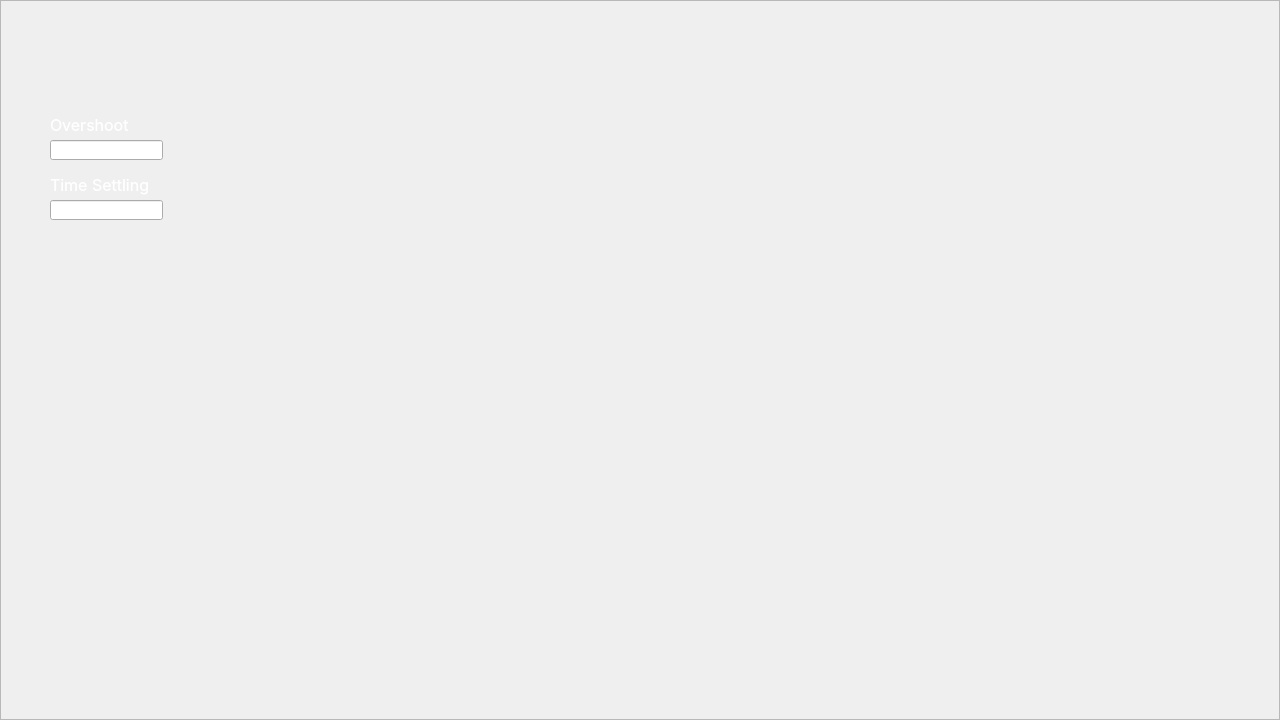
KevinHutagaol/control-center-2026, file pages/Modul3/ui/MainNoHD.ui: the form before one commit.
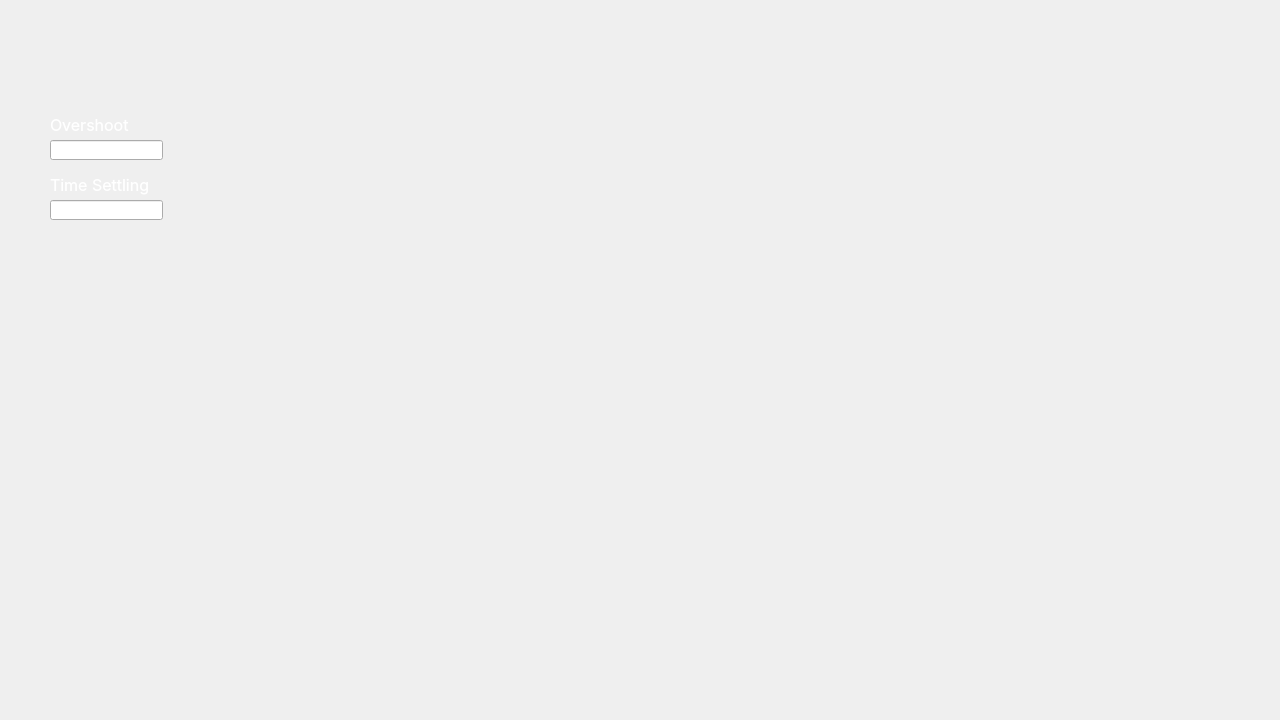
The form after the commit. Icons and pictures are not drawn.

Commit message: Cleaned up old ui: Removed unused ui files (Admin.ui), removed nilai page from main window,  changed frames in ui files to no frame, fixed main window image button hover effect

```diff
--- a/pages/Modul3/ui/MainNoHD.ui
+++ b/pages/Modul3/ui/MainNoHD.ui
@@ -200,7 +200,7 @@
      <string notr="true">border-image: url(:/Main/Background Baru.png);</string>
     </property>
     <property name="frameShape">
-     <enum>QFrame::StyledPanel</enum>
+     <enum>QFrame::NoFrame</enum>
     </property>
     <property name="frameShadow">
      <enum>QFrame::Raised</enum>
```
The commit also changes 68 other files.
